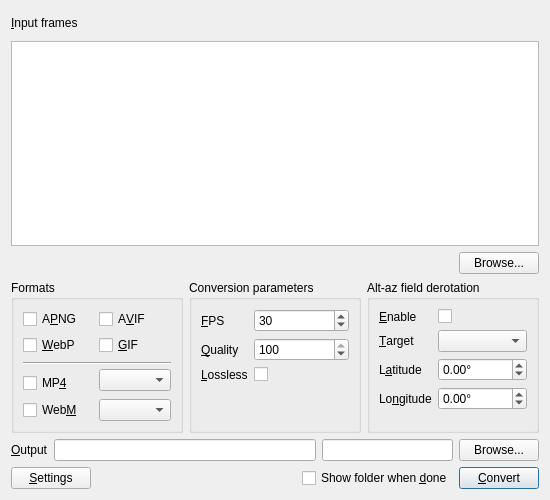
Old version of the form mainframe.ui in the repository EthanChappel/HQ-Animate.
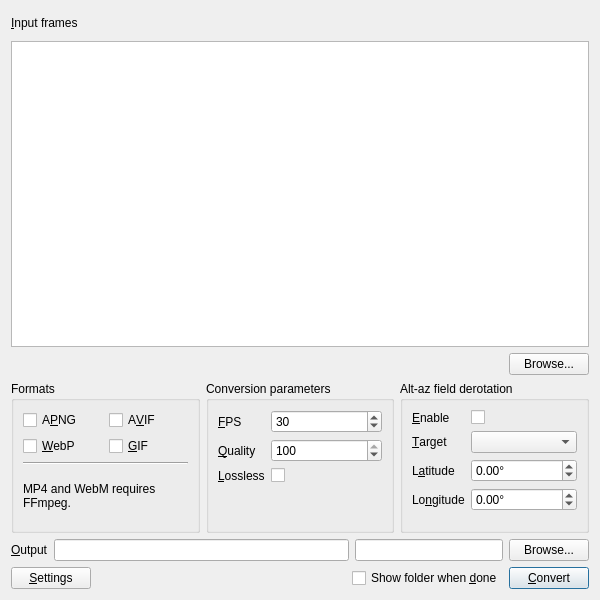
New version of the form. The open tabs and pages were chosen to show the change.

Commit message: Show message if FFmpeg is not found.

```diff
--- a/mainframe.ui
+++ b/mainframe.ui
@@ -6,14 +6,14 @@
    <rect>
     <x>0</x>
     <y>0</y>
-    <width>550</width>
-    <height>500</height>
+    <width>600</width>
+    <height>600</height>
    </rect>
   </property>
   <property name="minimumSize">
    <size>
-    <width>550</width>
-    <height>500</height>
+    <width>600</width>
+    <height>600</height>
    </size>
   </property>
   <property name="maximumSize">
@@ -45,7 +45,14 @@
       </widget>
      </item>
      <item>
-      <widget class="QTableView" name="frames_table"/>
+      <widget class="QTableView" name="frames_table">
+       <property name="sizePolicy">
+        <sizepolicy hsizetype="Expanding" vsizetype="Expanding">
+         <horstretch>0</horstretch>
+         <verstretch>0</verstretch>
+        </sizepolicy>
+       </property>
+      </widget>
      </item>
      <item alignment="Qt::AlignmentFlag::AlignRight">
       <widget class="QPushButton" name="input_browse_button">
@@ -67,26 +74,21 @@
    </item>
    <item>
     <layout class="QHBoxLayout" name="horizontalLayout">
+     <property name="sizeConstraint">
+      <enum>QLayout::SizeConstraint::SetDefaultConstraint</enum>
+     </property>
      <item>
       <widget class="QGroupBox" name="formats_group">
+       <property name="sizePolicy">
+        <sizepolicy hsizetype="Preferred" vsizetype="Minimum">
+         <horstretch>0</horstretch>
+         <verstretch>0</verstretch>
+        </sizepolicy>
+       </property>
        <property name="title">
         <string>Formats</string>
        </property>
        <layout class="QGridLayout" name="gridLayout">
-        <item row="0" column="0">
-         <widget class="QCheckBox" name="apng_check">
-          <property name="text">
-           <string>A&amp;PNG</string>
-          </property>
-         </widget>
-        </item>
-        <item row="0" column="1">
-         <widget class="QCheckBox" name="avif_check">
-          <property name="text">
-           <string>A&amp;VIF</string>
-          </property>
-         </widget>
-        </item>
         <item row="1" column="0">
          <widget class="QCheckBox" name="webp_check">
           <property name="text">
@@ -94,10 +96,17 @@
           </property>
          </widget>
         </item>
-        <item row="1" column="1">
-         <widget class="QCheckBox" name="gif_check">
+        <item row="0" column="1">
+         <widget class="QCheckBox" name="avif_check">
           <property name="text">
-           <string>&amp;GIF</string>
+           <string>A&amp;VIF</string>
+          </property>
+         </widget>
+        </item>
+        <item row="0" column="0">
+         <widget class="QCheckBox" name="apng_check">
+          <property name="text">
+           <string>A&amp;PNG</string>
           </property>
          </widget>
         </item>
@@ -108,31 +117,105 @@
           </property>
          </widget>
         </item>
-        <item row="3" column="1" rowspan="2">
-         <widget class="QComboBox" name="mp4_codec_combo"/>
-        </item>
-        <item row="4" column="0">
-         <widget class="QCheckBox" name="mp4_check">
+        <item row="1" column="1">
+         <widget class="QCheckBox" name="gif_check">
           <property name="text">
-           <string>MP&amp;4</string>
+           <string>&amp;GIF</string>
           </property>
          </widget>
         </item>
-        <item row="5" column="0">
-         <widget class="QCheckBox" name="webm_check">
-          <property name="text">
-           <string>Web&amp;M</string>
+        <item row="4" column="0" colspan="2">
+         <widget class="QStackedWidget" name="video_stack">
+          <property name="sizePolicy">
+           <sizepolicy hsizetype="Preferred" vsizetype="Fixed">
+            <horstretch>0</horstretch>
+            <verstretch>0</verstretch>
+           </sizepolicy>
           </property>
+          <property name="currentIndex">
+           <number>0</number>
+          </property>
+          <widget class="QWidget" name="page_3">
+           <layout class="QGridLayout" name="gridLayout_3">
+            <property name="leftMargin">
+             <number>0</number>
+            </property>
+            <property name="topMargin">
+             <number>0</number>
+            </property>
+            <property name="rightMargin">
+             <number>0</number>
+            </property>
+            <property name="bottomMargin">
+             <number>0</number>
+            </property>
+            <item row="0" column="0">
+             <widget class="QCheckBox" name="mp4_check">
+              <property name="text">
+               <string>MP&amp;4</string>
+              </property>
+             </widget>
+            </item>
+            <item row="1" column="1">
+             <widget class="QComboBox" name="webm_codec_combo"/>
+            </item>
+            <item row="0" column="1">
+             <widget class="QComboBox" name="mp4_codec_combo"/>
+            </item>
+            <item row="1" column="0">
+             <widget class="QCheckBox" name="webm_check">
+              <property name="text">
+               <string>Web&amp;M</string>
+              </property>
+             </widget>
+            </item>
+           </layout>
+          </widget>
+          <widget class="QWidget" name="page_4">
+           <layout class="QVBoxLayout" name="verticalLayout_3">
+            <property name="leftMargin">
+             <number>0</number>
+            </property>
+            <property name="topMargin">
+             <number>0</number>
+            </property>
+            <property name="rightMargin">
+             <number>0</number>
+            </property>
+            <property name="bottomMargin">
+             <number>0</number>
+            </property>
+            <item>
+             <widget class="QLabel" name="requires_ffmpeg_label">
+              <property name="sizePolicy">
+               <sizepolicy hsizetype="Preferred" vsizetype="Preferred">
+                <horstretch>0</horstretch>
+                <verstretch>0</verstretch>
+               </sizepolicy>
+              </property>
+              <property name="text">
+               <string>MP4 and WebM requires FFmpeg.</string>
+              </property>
+              <property name="wordWrap">
+               <bool>true</bool>
+              </property>
+             </widget>
+            </item>
+           </layout>
+          </widget>
          </widget>
         </item>
-        <item row="5" column="1">
-         <widget class="QComboBox" name="webm_codec_combo"/>
-        </item>
        </layout>
       </widget>
      </item>
      <item>
       <widget class="QGroupBox" name="parameters_group">
+       <property name="sizePolicy">
+        <sizepolicy hsizetype="Preferred" vsizetype="Minimum">
+         <horstretch>0</horstretch>
+         <verstretch>0</verstretch>
+        </sizepolicy>
+       </property>
        <property name="title">
         <string>Conversion parameters</string>
        </property>
@@ -149,6 +232,12 @@
         </item>
         <item row="0" column="1">
          <widget class="QSpinBox" name="duration_spinbox">
+          <property name="sizePolicy">
+           <sizepolicy hsizetype="Preferred" vsizetype="Fixed">
+            <horstretch>0</horstretch>
+            <verstretch>0</verstretch>
+           </sizepolicy>
+          </property>
           <property name="minimum">
            <number>1</number>
           </property>
@@ -172,6 +261,12 @@
         </item>
         <item row="1" column="1">
          <widget class="QSpinBox" name="quality_spinbox">
+          <property name="sizePolicy">
+           <sizepolicy hsizetype="Preferred" vsizetype="Fixed">
+            <horstretch>0</horstretch>
+            <verstretch>0</verstretch>
+           </sizepolicy>
+          </property>
           <property name="minimum">
            <number>1</number>
           </property>
@@ -211,6 +306,12 @@
      </item>
      <item>
       <widget class="QGroupBox" name="derotation_group">
+       <property name="sizePolicy">
+        <sizepolicy hsizetype="Preferred" vsizetype="Minimum">
+         <horstretch>0</horstretch>
+         <verstretch>0</verstretch>
+        </sizepolicy>
+       </property>
        <property name="title">
         <string>Alt-az field derotation</string>
        </property>
@@ -256,6 +357,12 @@
         </item>
         <item row="2" column="1">
          <widget class="QDoubleSpinBox" name="latitude_spin">
+          <property name="sizePolicy">
+           <sizepolicy hsizetype="Preferred" vsizetype="Fixed">
+            <horstretch>0</horstretch>
+            <verstretch>0</verstretch>
+           </sizepolicy>
+          </property>
           <property name="suffix">
            <string>°</string>
           </property>
@@ -279,6 +386,12 @@
         </item>
         <item row="3" column="1">
          <widget class="QDoubleSpinBox" name="longitude_spin">
+          <property name="sizePolicy">
+           <sizepolicy hsizetype="Preferred" vsizetype="Fixed">
+            <horstretch>0</horstretch>
+            <verstretch>0</verstretch>
+           </sizepolicy>
+          </property>
           <property name="suffix">
            <string>°</string>
           </property>
```
Left out of the diff: 1 changed line with no effect on the pictures. The commit also changes 4 other files.
